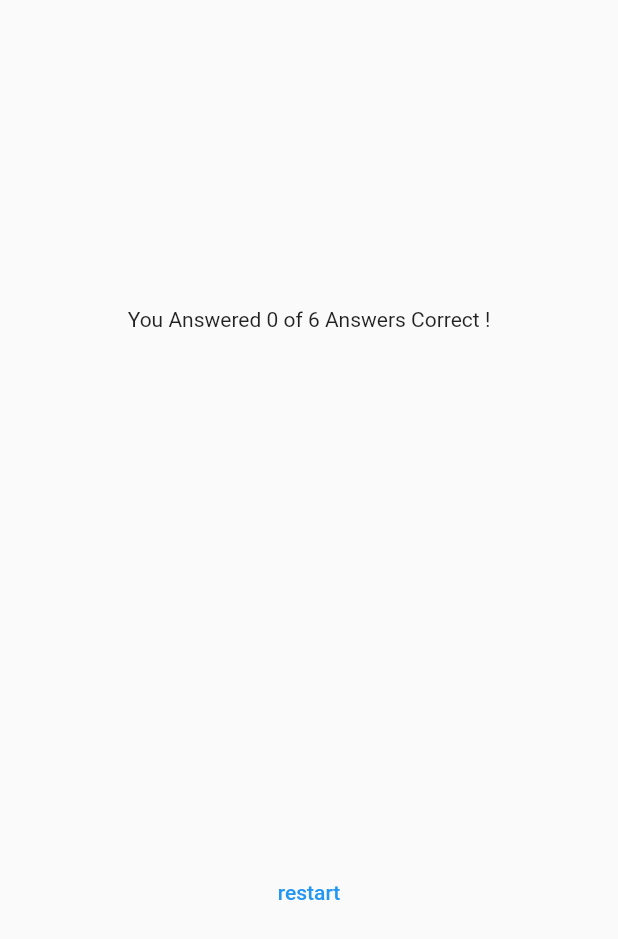
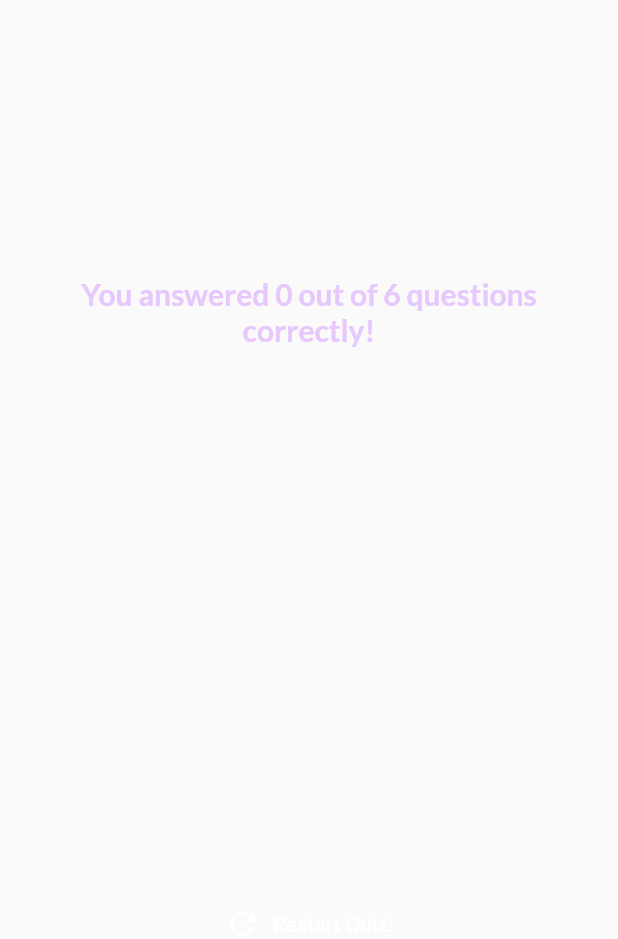
Before and after one commit to mohamedatia98/quiz_app, a Flutter app: the ResultScreen widget shown alone on an empty page, opened directly with empty values, on a phone screen of 412 x 824 dp. Shown: the top 939 px of the screen. Run offline on Flutter 3.47's test engine with Material 2 defaults, Android fonts, the phone set to English and light mode, and no system bars; our stand-ins replace google_fonts.

Commit message:
adding last pieces

```diff
--- a/lib/quiz.dart
+++ b/lib/quiz.dart
@@ -33,9 +33,17 @@ class _Quiz extends State<Quiz> {
         // selectedAnswers = [];
         activeScreen = ResultScreen(
           chosenAnswers: selectedAnswers,
+          onRestart: restartQuiz,
         );
       });
     }
+  }
+
+  void restartQuiz() {
+    setState(() {
+      selectedAnswers = [];
+      activeScreen = QuestionsScreen(onSelectedScreen: chooseAnswer);
+    });
   }
 
   void switchscreen() {
--- a/lib/results_screen.dart
+++ b/lib/results_screen.dart
@@ -1,12 +1,17 @@
-import 'dart:developer';
+import 'package:google_fonts/google_fonts.dart';
 
 import 'package:flutter/material.dart';
 import 'package:quiz_app/data/questions.dart';
 import 'package:quiz_app/questions_summary.dart';
 
 class ResultScreen extends StatelessWidget {
-  const ResultScreen({super.key, required this.chosenAnswers});
+  const ResultScreen({
+    super.key,
+    required this.chosenAnswers,
+    required this.onRestart,
+  });
 
+  final void Function() onRestart;
   final List<String> chosenAnswers;
 
   List<Map<String, Object>> getSummaryData() {
@@ -28,7 +33,9 @@ class ResultScreen extends StatelessWidget {
     final summarydata = getSummaryData();
     final numOfallEquestions = questions.length;
     final numOfcorrectedanswers = summarydata
-        .where((data) => data['user_answer'] == data['correct_answer'])         // arrow function type added
+        .where((data) =>
+            data['user_answer'] ==
+            data['correct_answer']) // arrow function type added
         .length;
 
     return SizedBox(
@@ -39,11 +46,29 @@ class ResultScreen extends StatelessWidget {
           mainAxisAlignment: MainAxisAlignment.center,
           children: [
             Text(
-                'You Answered $numOfcorrectedanswers of $numOfallEquestions Answers Correct !'),
-            const SizedBox(height: 25),
-            QuestionsSummary(getSummaryData()),
-            const SizedBox(height: 25),
-            TextButton(onPressed: () {}, child: const Text('restart')),
+              'You answered $numOfcorrectedanswers out of $numOfallEquestions questions correctly!',
+              style: GoogleFonts.lato(
+                color: const Color.fromARGB(255, 230, 200, 253),
+                fontSize: 20,
+                fontWeight: FontWeight.bold,
+              ),
+              textAlign: TextAlign.center,
+            ),
+            const SizedBox(
+              height: 30,
+            ),
+            QuestionsSummary(summarydata),
+            const SizedBox(
+              height: 30,
+            ),
+            TextButton.icon(
+              onPressed: onRestart,
+              style: TextButton.styleFrom(
+                foregroundColor: Colors.white,
+              ),
+              icon: const Icon(Icons.refresh),
+              label: const Text('Restart Quiz!'),
+            )
           ],
         ),
       ),
```
Also changed, not shown: lib/main.dart (line endings or trailing spaces).
